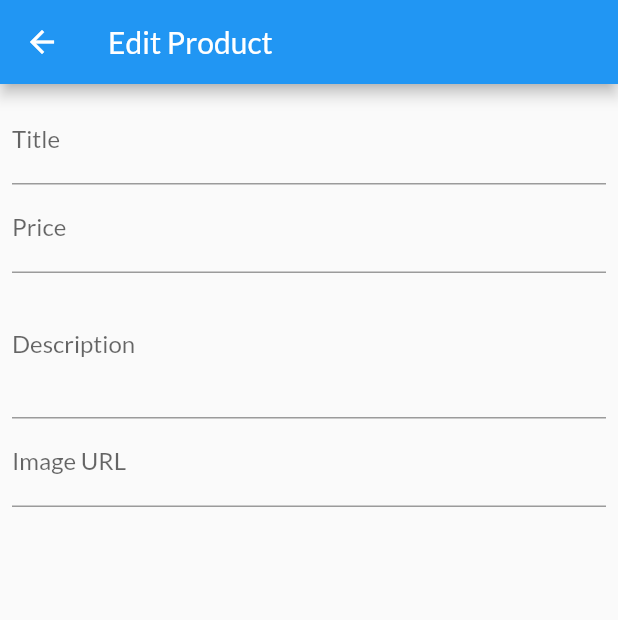
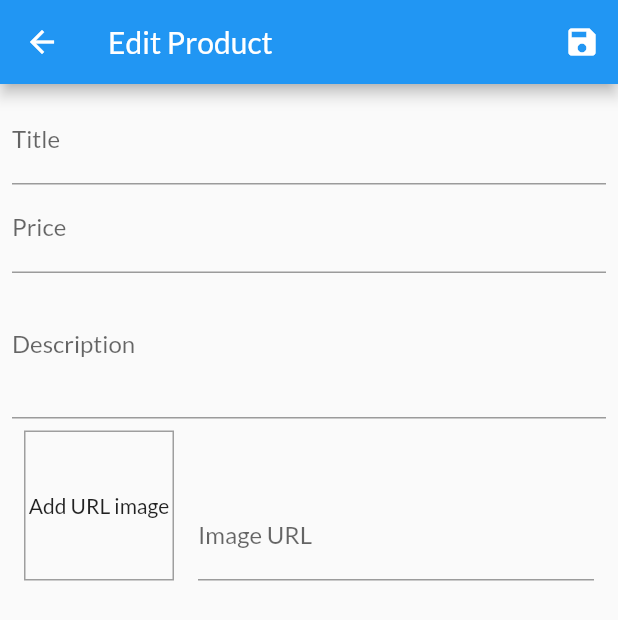
Before and after one commit to mzmq/shop, a Flutter app: the EditProductScreen screen opened by its route, on a phone screen of 412 x 824 dp. Shown: the top 620 px of the screen. Run offline on Flutter 3.47's test engine with Material 2 defaults, Android fonts, the phone set to English and light mode, and no system bars; network calls fail.

Commit message:
submitting form

```diff
--- a/lib/screens/edit_product_screen.dart
+++ b/lib/screens/edit_product_screen.dart
@@ -1,9 +1,12 @@
 import 'package:flutter/material.dart';
 import 'package:provider/provider.dart';
 
+import '../providers/products.dart';
+
 class EditProductScreen extends StatefulWidget {
-  static const routeName = '/EditProductScreen' ;
-   EditProductScreen({Key? key}) : super(key: key);
+  static const routeName = '/EditProductScreen';
+
+  EditProductScreen({Key? key}) : super(key: key);
 
   @override
   State<EditProductScreen> createState() => _EditProductScreenState();
@@ -11,69 +14,151 @@ class EditProductScreen extends StatefulWidget {
 
 class _EditProductScreenState extends State<EditProductScreen> {
   final _priceFocusNode = FocusNode();
+  final _descriptionFocusNode = FocusNode();
+  final _imgFocusNode = FocusNode();
+  final _imageUrlController = TextEditingController();
+  final _form = GlobalKey<FormState>();
 
-  final _descriptionFocusNode = FocusNode();
-  final _imageUrlController = TextEditingController() ;
+  var _EditedProduct =
+      Product(id: null, title: '', description: '', price: 0, imageUrl: '');
+
+  @override
+  void initState() {
+    _imgFocusNode.addListener(_updateImageUrl);
+    // TODO: implement initState
+    super.initState();
+  }
 
   @override
   void dispose() {
-    _priceFocusNode.dispose() ;
-    _descriptionFocusNode.dispose() ;
+    _imgFocusNode.removeListener(_updateImageUrl);
+    _priceFocusNode.dispose();
+    _descriptionFocusNode.dispose();
+    _imageUrlController.dispose();
+    _imgFocusNode.dispose();
 
     // TODO: implement dispose
     super.dispose();
   }
 
+  void _updateImageUrl() {
+    if (_imgFocusNode.hasFocus) {
+      setState(() {});
+    }
+  }
+
+  void _saveForm() {
+    _form.currentState!.save();
+    print(_EditedProduct.title );
+    print(_EditedProduct.price );
+    print(_EditedProduct.description );
+    print(_EditedProduct.imageUrl );
+  }
+
   @override
   Widget build(BuildContext context) {
     return Scaffold(
-      appBar: AppBar(title: Text('Edit Product')),
+      appBar: AppBar(
+        title: Text('Edit Product'),
+        actions: [IconButton(onPressed: _saveForm, icon: Icon(Icons.save))],
+      ),
       body: Padding(
         padding: const EdgeInsets.all(8.0),
         child: Form(
+          key: _form,
           child: ListView(
             children: [
               TextFormField(
-                decoration: InputDecoration(
-                    label: Text('Title')
-                ),
+                decoration: InputDecoration(label: Text('Title')),
                 textInputAction: TextInputAction.next,
-                onFieldSubmitted: (_){
-                  FocusScope.of(context).requestFocus(_priceFocusNode) ;
+                onFieldSubmitted: (_) {
+                  FocusScope.of(context).requestFocus(_priceFocusNode);
                 },
-              ) ,
+                onSaved: (value) {
+                  _EditedProduct = Product(
+                    title: value,
+                    description: _EditedProduct.description,
+                    price: _EditedProduct.price,
+                    imageUrl: _EditedProduct.imageUrl,
+                  );
+                },
+              ),
               TextFormField(
                 focusNode: _priceFocusNode,
-                decoration: InputDecoration(
-                    label: Text('Price')
-                ),
+                decoration: InputDecoration(label: Text('Price')),
                 textInputAction: TextInputAction.next,
-                onFieldSubmitted: (_){
+                onFieldSubmitted: (_) {
                   FocusScope.of(context).requestFocus(_descriptionFocusNode);
+                },
+                onSaved: (value) {
+                  _EditedProduct = Product(
+                    title: _EditedProduct.title,
+                    description: _EditedProduct.description,
+                    price: double.parse(value!),
+                    imageUrl: _EditedProduct.imageUrl,
+                  );
                 },
               ),
               TextFormField(
                 maxLines: 3,
                 focusNode: _descriptionFocusNode,
-                decoration: const InputDecoration(
-                    label: Text('Description')
-                ),
+                decoration: const InputDecoration(label: Text('Description')),
                 keyboardType: TextInputType.multiline,
-              ),
-              TextFormField(
-                decoration: InputDecoration(labelText: 'Image URL'),
-                keyboardType: TextInputType.url,
-                textInputAction: TextInputAction.done,
-                controller: _imageUrlController,
-                onEditingComplete: () {
-                  setState(() {});
+                textInputAction: TextInputAction.next,
+                onFieldSubmitted: (_) {
+                  FocusScope.of(context).requestFocus(_imgFocusNode);
+                },
+                onSaved: (value) {
+                  _EditedProduct = Product(
+                    title: _EditedProduct.title,
+                    description: value,
+                    price: _EditedProduct.price,
+                    imageUrl: _EditedProduct.imageUrl,
+                  );
                 },
               ),
-               ],
+              Row(
+                crossAxisAlignment: CrossAxisAlignment.end,
+                children: [
+                  Container(
+                    margin: EdgeInsets.all(8),
+                    width: 100,
+                    height: 100,
+                    decoration: BoxDecoration(
+                      border: Border.all(width: 1, color: Colors.grey),
+                    ),
+                    child: _imageUrlController.text.isEmpty
+                        ? Center(child: Text('Add URL image'))
+                        : Image.network(_imageUrlController.text,
+                            fit: BoxFit.cover),
+                  ),
+                  Expanded(
+                    child: Padding(
+                      padding: const EdgeInsets.all(8.0),
+                      child: TextFormField(
+                        controller: _imageUrlController,
+                        textInputAction: TextInputAction.done,
+                        keyboardType: TextInputType.url,
+                        focusNode: _imgFocusNode,
+                        decoration: InputDecoration(label: Text('Image URL')),
+                        onFieldSubmitted: (_) => _saveForm,
+                        onSaved: (value) {
+                          _EditedProduct = Product(
+                            title: _EditedProduct.title,
+                            description: _EditedProduct.description,
+                            price: _EditedProduct.price,
+                            imageUrl: value,
+                          );
+                        },
+                      ),
+                    ),
+                  ),
+                ],
+              ),
+            ],
           ),
         ),
       ),
     );
-
   }
 }
```
